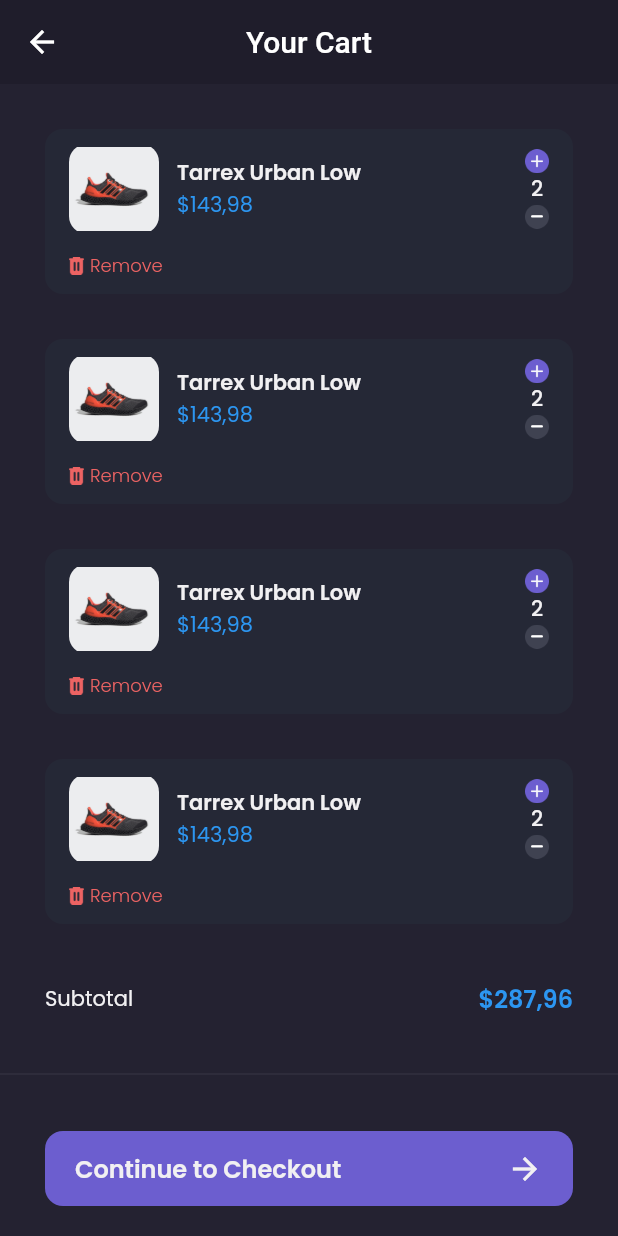
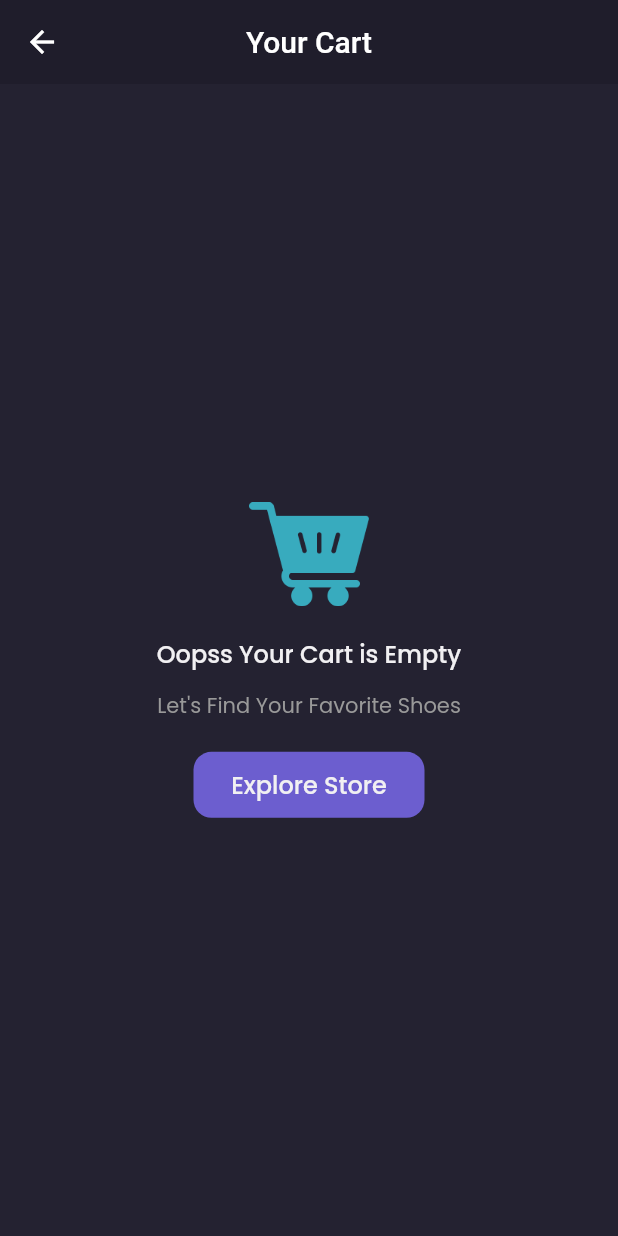
Before and after one commit to rayhanmahardhika/shamo, a Flutter app: the CartPage screen opened by its route, on a phone screen of 412 x 824 dp. Run offline on Flutter 3.47's test engine with Material 2 defaults, Android fonts, the phone set to English and light mode, and no system bars; our stand-ins replace google_fonts; accounts and stored records are empty; network calls fail.

Commit message:
feat: wishlist and cart integration

```diff
--- a/lib/main.dart
+++ b/lib/main.dart
@@ -10,6 +10,7 @@ import 'package:shamo/pages/sign_in_page.dart';
 import 'package:shamo/pages/sign_up_page.dart';
 import 'package:shamo/pages/splash_page.dart';
 import 'package:shamo/providers/auth_provider.dart';
+import 'package:shamo/providers/cart_provider.dart';
 import 'package:shamo/providers/product_provider.dart';
 import 'package:shamo/providers/wishlist_provider.dart';
 
@@ -28,6 +29,9 @@ class MyApp extends StatelessWidget {
         ),
         ChangeNotifierProvider(
           create: (context) => WishlistProvider(),
+        ),
+        ChangeNotifierProvider(
+          create: (context) => CartProvider(),
         )
       ],
       child: MaterialApp(
--- /dev/null
+++ b/lib/models/cart_model.dart
@@ -0,0 +1,31 @@
+import 'package:shamo/models/product_model.dart';
+
+class CartModel {
+  late int id;
+  late ProductModel product;
+  late int quantity;
+
+  CartModel({
+    required this.id,
+    required this.product,
+    required this.quantity,
+  });
+
+  CartModel.fromJson(Map<String, dynamic> json) {
+    id = json['id'];
+    product = ProductModel.fromJson(json['product']);
+    quantity = json['quantity'];
+  }
+
+  Map<String, dynamic> toJson() {
+    return {
+      'id': id,
+      'product': product.toJson(),
+      'quantity': quantity,
+    };
+  }
+
+  double getTotalPrice() {
+    return product.price * quantity;
+  }
+}
--- a/lib/pages/cart_page.dart
+++ b/lib/pages/cart_page.dart
@@ -1,10 +1,14 @@
 import 'package:flutter/material.dart';
+import 'package:provider/provider.dart';
 import 'package:shamo/pages/widgets/cart_card.dart';
+import 'package:shamo/providers/cart_provider.dart';
 import 'package:shamo/theme.dart';
 
 class CartPage extends StatelessWidget {
   @override
   Widget build(BuildContext context) {
+    CartProvider cartProvider = Provider.of<CartProvider>(context);
+
     PreferredSizeWidget header() {
       return AppBar(
         backgroundColor: backgroundColor1,
@@ -75,19 +79,14 @@ class CartPage extends StatelessWidget {
 
     Widget content() {
       return ListView(
-        padding: EdgeInsets.symmetric(
-          horizontal: defaultMargin,
-        ),
-        children: [
-          CartCard(),
-          CartCard(),
-          CartCard(),
-          CartCard(),
-          CartCard(),
-          CartCard(),
-          CartCard(),
-        ],
-      );
+          padding: EdgeInsets.symmetric(
+            horizontal: defaultMargin,
+          ),
+          children: cartProvider.carts
+              .map(
+                (cart) => CartCard(cart),
+              )
+              .toList());
     }
 
     Widget customBottomNav() {
@@ -108,7 +107,7 @@ class CartPage extends StatelessWidget {
                     style: primaryTextStyle,
                   ),
                   Text(
-                    '\$287,96',
+                    '\$${cartProvider.totalPrice()}',
                     style: priceTextStyle.copyWith(
                       fontSize: 16,
                       fontWeight: semiBold,
@@ -168,8 +167,9 @@ class CartPage extends StatelessWidget {
     return Scaffold(
       backgroundColor: backgroundColor3,
       appBar: header(),
-      body: content(),
-      bottomNavigationBar: customBottomNav(),
+      body: cartProvider.carts.length == 0 ? emptyCart() : content(),
+      bottomNavigationBar:
+          cartProvider.carts.length == 0 ? SizedBox() : customBottomNav(),
     );
   }
 }
--- a/lib/pages/widgets/cart_card.dart
+++ b/lib/pages/widgets/cart_card.dart
@@ -1,9 +1,18 @@
 import 'package:flutter/material.dart';
+import 'package:provider/provider.dart';
+import 'package:shamo/models/cart_model.dart';
+import 'package:shamo/providers/cart_provider.dart';
 import 'package:shamo/theme.dart';
 
 class CartCard extends StatelessWidget {
+  final CartModel cart;
+
+  CartCard(this.cart);
+
   @override
   Widget build(BuildContext context) {
+    CartProvider cartProvider = Provider.of<CartProvider>(context);
+
     return Container(
       margin: EdgeInsets.only(
         top: defaultMargin,
@@ -26,7 +35,9 @@ class CartCard extends StatelessWidget {
                 decoration: BoxDecoration(
                   borderRadius: BorderRadius.circular(12),
                   image: DecorationImage(
-                    image: AssetImage('assets/image_shoes.png'),
+                    image: NetworkImage(
+                      cart.product.galleries[0].url,
+                    ),
                   ),
                 ),
               ),
@@ -38,13 +49,13 @@ class CartCard extends StatelessWidget {
                   crossAxisAlignment: CrossAxisAlignment.start,
                   children: [
                     Text(
-                      'Tarrex Urban Low',
+                      cart.product.name,
                       style: primaryTextStyle.copyWith(
                         fontWeight: semiBold,
                       ),
                     ),
                     Text(
-                      '\$143,98',
+                      '\$${cart.product.price}',
                       style: priceTextStyle,
                     )
                   ],
@@ -52,15 +63,20 @@ class CartCard extends StatelessWidget {
               ),
               Column(
                 children: [
-                  Image.asset(
+                  GestureDetector(
+                    onTap: () {
+                      cartProvider.addQuantity(cart.id);
+                    },
+                    child: Image.asset(
                       'assets/button_add.png',
                       width: 16,
+                    ),
                   ),
                   SizedBox(
                     width: 2,
                   ),
                   Text(
-                    '2',
+                    cart.quantity.toString(),
                     style: primaryTextStyle.copyWith(
                       fontWeight: medium,
                     ),
@@ -68,9 +84,14 @@ class CartCard extends StatelessWidget {
                   SizedBox(
                     width: 2,
                   ),
-                  Image.asset(
+                  GestureDetector(
+                    onTap: () {
+                      cartProvider.reduceQuantity(cart.id);
+                    },
+                    child: Image.asset(
                       'assets/button_reduce.png',
                       width: 16,
+                    ),
                   ),
                 ],
               ),
@@ -79,7 +100,11 @@ class CartCard extends StatelessWidget {
           SizedBox(
             height: 12,
           ),
-          Row(
+          GestureDetector(
+            onTap: () {
+              cartProvider.removeCart(cart.id);
+            },
+            child: Row(
               children: [
                 Image.asset(
                   'assets/icon_remove.png',
@@ -97,6 +122,7 @@ class CartCard extends StatelessWidget {
                 )
               ],
             ),
+          ),
         ],
       ),
     );
--- a/lib/pages/widgets/checkout_card.dart
+++ b/lib/pages/widgets/checkout_card.dart
@@ -1,7 +1,11 @@
 import 'package:flutter/material.dart';
+import 'package:shamo/models/cart_model.dart';
 import 'package:shamo/theme.dart';
 
 class CheckoutCard extends StatelessWidget {
+  final CartModel cart;
+  CheckoutCard(this.cart);
+
   @override
   Widget build(BuildContext context) {
     return Container(
@@ -24,7 +28,9 @@ class CheckoutCard extends StatelessWidget {
             decoration: BoxDecoration(
               borderRadius: BorderRadius.circular(12),
               image: DecorationImage(
-                image: AssetImage('assets/image_shoes.png'),
+                image: NetworkImage(
+                  cart.product.galleries[0].url,
+                ),
               ),
             ),
           ),
@@ -36,7 +42,7 @@ class CheckoutCard extends StatelessWidget {
               crossAxisAlignment: CrossAxisAlignment.start,
               children: [
                 Text(
-                  'Tarrex Urban Low',
+                  cart.product.name,
                   style: primaryTextStyle.copyWith(
                     fontWeight: semiBold,
                   ),
@@ -46,7 +52,7 @@ class CheckoutCard extends StatelessWidget {
                   height: 2,
                 ),
                 Text(
-                  '\$143,98',
+                  '\$${cart.product.price}',
                   style: priceTextStyle,
                 ),
               ],
@@ -56,7 +62,7 @@ class CheckoutCard extends StatelessWidget {
             width: 12,
           ),
           Text(
-            '2 Items',
+            '${cart.quantity.toString()} Item(s)',
             style: secondaryTextStyle.copyWith(
               fontSize: 12,
             ),
```
Also changed, not shown: lib/pages/checkout_page.dart (+14 -6 lines), lib/pages/home/wishlist_page.dart (+10 -8 lines), lib/pages/product_page.dart (+14 -9 lines), lib/pages/widgets/wishlist_card.dart (+21 -7 lines), lib/providers/cart_provider.dart (added, +81 -0 lines). Lines whose indentation alone changed are shown as unchanged.
